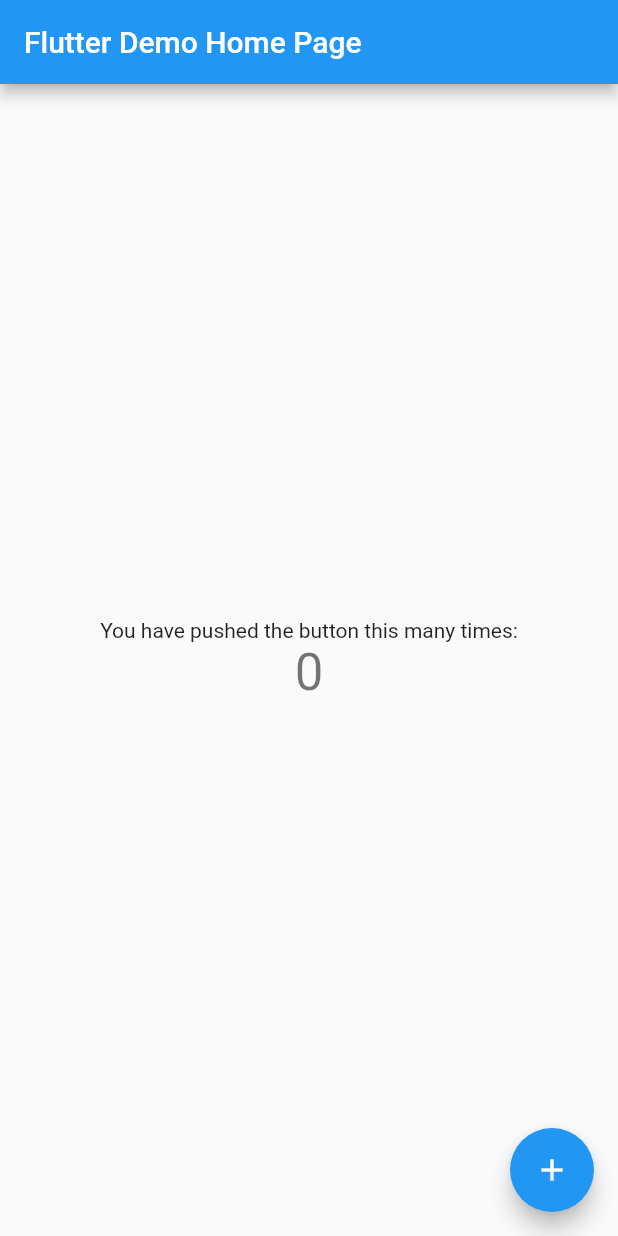
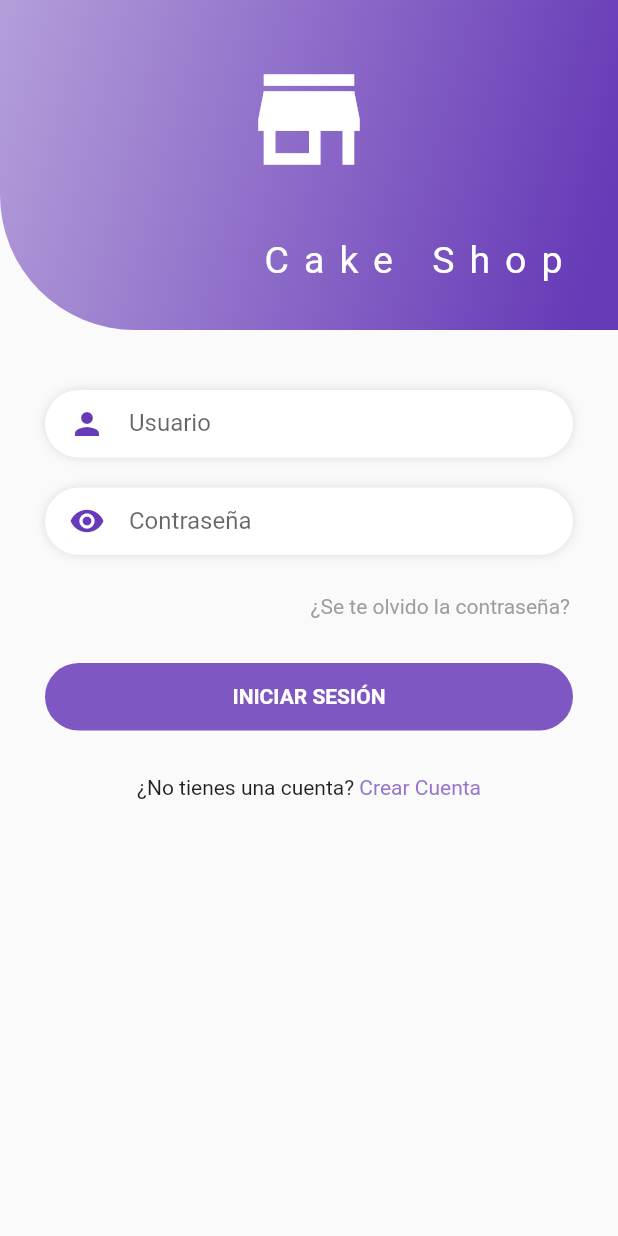
Before and after one commit to Luuchoh/FlutterOAuth, a Flutter app: the screen it shows after launch, on a phone screen of 412 x 824 dp. Run offline on Flutter 3.47's test engine with Material 2 defaults, Android fonts, the phone set to English and light mode, and no system bars.

Commit message:
Add design login and sign up

```diff
--- /dev/null
+++ b/lib/Pages/LoginPage.dart
@@ -0,0 +1,100 @@
+import 'package:flutter/cupertino.dart';
+import 'package:flutter/material.dart';
+import 'package:flutter_oauth/Common/TransitionApp.dart';
+import 'package:flutter_oauth/Pages/SignUpPage.dart';
+import 'package:flutter_oauth/Widgets/ResetPasswordDialog.dart';
+
+import '../Widgets/BarGradient.dart';
+import '../Widgets/ButtonBase.dart';
+import '../Widgets/TextFieldBase.dart';
+
+class LoginPage extends StatelessWidget{
+
+  TextEditingController ctrlEmail = TextEditingController();
+  TextEditingController ctrlPass = TextEditingController();
+
+  @override
+  Widget build(BuildContext context) {
+    return Scaffold(
+      body: SingleChildScrollView(
+        child: Column(
+          children: [
+            BarGradient("Cake Shop", Icons.store),
+            TextFieldBase('Usuario',Icons.person, controller: ctrlEmail),
+            TextFieldBase('Contraseña',Icons.remove_red_eye_rounded, obscureText: true, controller: ctrlPass),
+            InkWell(
+              onTap: () => resetPassword(context),
+              child: const Align(
+                alignment: Alignment.centerRight,
+                child: Padding(
+                  padding: EdgeInsets.only(right: 32, top: 16),
+                  child: Text(
+                    '¿Se te olvido la contraseña?',
+                    style: TextStyle(
+                        color: Colors.grey
+                    ),
+                  ),
+                ),
+              ),
+            ),
+            Padding(
+              padding: EdgeInsets.all(30.0),
+              child: ButtonBase('Iniciar Sesión', () => login(),),
+            ),
+            InkWell(
+              // child: RichText(
+              //   text: TextSpan(
+              //     text: '¿No tienes una cuenta?',
+              //     style: TextStyle(
+              //       color: Colors.black,
+              //     ),
+              //     children: [
+              //       TextSpan(
+              //         text: ' Crear cuenta',
+              //         style: TextStyle(
+              //           color: Colors.deepPurple[400],
+              //           fontWeight: FontWeight.bold,
+              //           decoration: TextDecoration.underline,
+              //         ),
+              //       ),
+              //     ],
+              //   ),
+              // ),
+              onTap: () => signUp(context),
+              child: Row(
+                mainAxisAlignment: MainAxisAlignment.center,
+                children: [
+                  Text(
+                    '¿No tienes una cuenta?',
+                  ),
+                  Text(
+                    ' Crear Cuenta',
+                    style: TextStyle(
+                      color: Colors.deepPurple[300]
+                    ),
+                  )
+                ],
+              ),
+            )
+          ],
+        ),
+      ),
+    );
+  }
+
+  login() {
+
+  }
+
+  signUp(BuildContext context) {
+    TransitionApp.openPage(context, SignUpPage());
+  }
+
+  Future<void> resetPassword(BuildContext context) {
+    return showDialog(context: context, builder: (BuildContext context){
+      return ResetPasswordDialog();
+      }
+    );
+  }
+
+}
--- /dev/null
+++ b/lib/Widgets/BarGradient.dart
@@ -0,0 +1,60 @@
+import 'package:flutter/cupertino.dart';
+import 'package:flutter/material.dart';
+
+class BarGradient extends StatelessWidget {
+
+ String name;
+ IconData icon;
+
+ BarGradient (this.name, this.icon);
+
+  @override
+  Widget build(BuildContext context) {
+    return Container(
+     margin: EdgeInsets.only(bottom: 30.0),
+     height: 220,
+     decoration: BoxDecoration(
+      gradient: LinearGradient(
+       begin: Alignment.centerRight,
+       end: Alignment.topLeft,
+       colors: [
+        Colors.deepPurple,
+        Colors.deepPurple.withOpacity(0.48),
+       ],
+      ),
+      borderRadius: BorderRadius.only(
+       bottomLeft: Radius.circular(90),
+      ),
+     ),
+     child: Column(
+      children: [
+       const Spacer(),
+       Align(
+        alignment: Alignment.center,
+        child: Icon(
+         icon,
+         size: 90,
+         color: Colors.white,
+        ),
+       ),
+       const Spacer(),
+       Align(
+        alignment: Alignment.bottomRight,
+        child: Padding(
+         padding: EdgeInsets.only(bottom: 32, right: 32),
+         child: Text(
+          name,
+          style: TextStyle(
+           color: Colors.white,
+           fontSize: 25,
+           letterSpacing: 10,
+          ),
+         ),
+        ),
+       )
+      ],
+     ),
+    );
+  }
+
+}
--- /dev/null
+++ b/lib/Widgets/ButtonBase.dart
@@ -0,0 +1,39 @@
+import 'package:flutter/cupertino.dart';
+import 'package:flutter/material.dart';
+
+class ButtonBase extends StatelessWidget {
+
+  String name;
+  var onTap;
+  double width;
+
+  ButtonBase(this.name, this.onTap, {this.width = 0});
+
+
+  @override
+  Widget build(BuildContext context) {
+    return
+      InkWell(
+        onTap: onTap,
+        child: Container(
+          height: 45,
+          padding: EdgeInsets.all(10),
+          width: width > 0 ? width : null,
+          decoration: BoxDecoration(
+            color: Colors.deepPurple[400],
+            borderRadius: const BorderRadius.all(Radius.circular(50)),
+          ),
+          child: Center(
+            child: Text(
+              name.toUpperCase(),
+              style: const TextStyle(
+                color: Colors.white,
+                fontWeight: FontWeight.bold,
+              ),
+            ),
+          ),
+        ),
+      );
+  }
+
+}
--- /dev/null
+++ b/lib/Widgets/TextFieldBase.dart
@@ -0,0 +1,44 @@
+import 'package:flutter/cupertino.dart';
+import 'package:flutter/material.dart';
+
+class TextFieldBase extends StatelessWidget {
+
+  String name;
+  IconData icon;
+  bool obscureText;
+  TextEditingController? controller = TextEditingController();
+
+  TextFieldBase(this.name, this.icon, {this.obscureText = false, this.controller});
+
+  @override
+  Widget build(BuildContext context) {
+    return Container(
+      margin: const EdgeInsets.symmetric(horizontal: 30.0, vertical: 10.0),
+      height: 45,
+      padding: const EdgeInsets.symmetric(vertical: 4, horizontal: 16),
+      decoration: const BoxDecoration(
+        borderRadius: BorderRadius.all(Radius.circular(50)),
+        color: Colors.white,
+        boxShadow: [
+          BoxShadow(
+            color: Colors.black12,
+            blurRadius: 5,
+          )
+        ]
+      ),
+      child: TextField(
+        controller: controller,
+        obscureText: obscureText,
+        decoration: InputDecoration(
+          icon: Icon(
+            icon,
+            color: Colors.deepPurple
+          ),
+          hintText: name,
+          border: InputBorder.none,
+        ),
+      ),
+    );
+  }
+
+}
--- a/lib/main.dart
+++ b/lib/main.dart
@@ -1,4 +1,5 @@
 import 'package:flutter/material.dart';
+import 'package:flutter_oauth/Pages/LoginPage.dart';
 
 void main() {
   runApp(const MyApp());
@@ -24,92 +25,9 @@ class MyApp extends StatelessWidget {
         // is not restarted.
         primarySwatch: Colors.blue,
       ),
-      home: const MyHomePage(title: 'Flutter Demo Home Page'),
+      home: SafeArea(
+        child: LoginPage(),
+      ),
     );
   }
 }
-
-class MyHomePage extends StatefulWidget {
-  const MyHomePage({super.key, required this.title});
-
-  // This widget is the home page of your application. It is stateful, meaning
-  // that it has a State object (defined below) that contains fields that affect
-  // how it looks.
-
-  // This class is the configuration for the state. It holds the values (in this
-  // case the title) provided by the parent (in this case the App widget) and
-  // used by the build method of the State. Fields in a Widget subclass are
-  // always marked "final".
-
-  final String title;
-
-  @override
-  State<MyHomePage> createState() => _MyHomePageState();
-}
-
-class _MyHomePageState extends State<MyHomePage> {
-  int _counter = 0;
-
-  void _incrementCounter() {
-    setState(() {
-      // This call to setState tells the Flutter framework that something has
-      // changed in this State, which causes it to rerun the build method below
-      // so that the display can reflect the updated values. If we changed
-      // _counter without calling setState(), then the build method would not be
-      // called again, and so nothing would appear to happen.
-      _counter++;
-    });
-  }
-
-  @override
-  Widget build(BuildContext context) {
-    // This method is rerun every time setState is called, for instance as done
-    // by the _incrementCounter method above.
-    //
-    // The Flutter framework has been optimized to make rerunning build methods
-    // fast, so that you can just rebuild anything that needs updating rather
-    // than having to individually change instances of widgets.
-    return Scaffold(
-      appBar: AppBar(
-        // Here we take the value from the MyHomePage object that was created by
-        // the App.build method, and use it to set our appbar title.
-        title: Text(widget.title),
-      ),
-      body: Center(
-        // Center is a layout widget. It takes a single child and positions it
-        // in the middle of the parent.
-        child: Column(
-          // Column is also a layout widget. It takes a list of children and
-          // arranges them vertically. By default, it sizes itself to fit its
-          // children horizontally, and tries to be as tall as its parent.
-          //
-          // Invoke "debug painting" (press "p" in the console, choose the
-          // "Toggle Debug Paint" action from the Flutter Inspector in Android
-          // Studio, or the "Toggle Debug Paint" command in Visual Studio Code)
-          // to see the wireframe for each widget.
-          //
-          // Column has various properties to control how it sizes itself and
-          // how it positions its children. Here we use mainAxisAlignment to
-          // center the children vertically; the main axis here is the vertical
-          // axis because Columns are vertical (the cross axis would be
-          // horizontal).
-          mainAxisAlignment: MainAxisAlignment.center,
-          children: <Widget>[
-            const Text(
-              'You have pushed the button this many times:',
-            ),
-            Text(
-              '$_counter',
-              style: Theme.of(context).textTheme.headlineMedium,
-            ),
-          ],
-        ),
-      ),
-      floatingActionButton: FloatingActionButton(
-        onPressed: _incrementCounter,
-        tooltip: 'Increment',
-        child: const Icon(Icons.add),
-      ), // This trailing comma makes auto-formatting nicer for build methods.
-    );
-  }
-}
```
Also changed, not shown: lib/Common/TransitionApp.dart (added, +14 -0 lines), lib/Pages/SignUpPage.dart (added, +59 -0 lines), lib/Widgets/ResetPasswordDialog.dart (added, +46 -0 lines).
